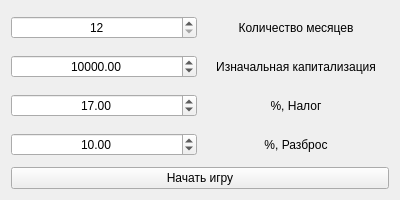
This is src/app/setupform.ui in ipazzxyz/Modelling as Qt 5 draws it before an edit. The edited form follows.
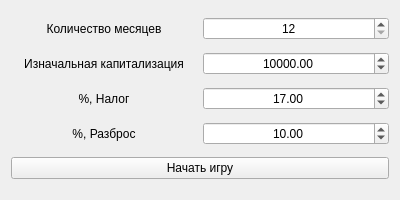
This is the edited form.

```diff
--- a/src/app/setupform.ui
+++ b/src/app/setupform.ui
@@ -21,7 +21,17 @@
   </property>
   <layout class="QVBoxLayout" name="verticalLayout">
    <item>
-    <layout class="QHBoxLayout" name="_1">
+    <layout class="QHBoxLayout" name="_0">
+     <item>
+      <widget class="QLabel" name="__0">
+       <property name="text">
+        <string>Количество месяцев</string>
+       </property>
+       <property name="alignment">
+        <set>Qt::AlignCenter</set>
+       </property>
+      </widget>
+     </item>
      <item>
       <widget class="QSpinBox" name="month">
        <property name="alignment">
@@ -35,20 +45,20 @@
        </property>
       </widget>
      </item>
+    </layout>
+   </item>
+   <item>
+    <layout class="QHBoxLayout" name="_1">
      <item>
       <widget class="QLabel" name="_label1">
        <property name="text">
-        <string>Количество месяцев</string>
+        <string>Изначальная капитализация</string>
        </property>
        <property name="alignment">
         <set>Qt::AlignCenter</set>
        </property>
       </widget>
      </item>
-    </layout>
-   </item>
-   <item>
-    <layout class="QHBoxLayout" name="_2">
      <item>
       <widget class="QDoubleSpinBox" name="capitalization">
        <property name="alignment">
@@ -68,20 +78,20 @@
        </property>
       </widget>
      </item>
+    </layout>
+   </item>
+   <item>
+    <layout class="QHBoxLayout" name="_2">
      <item>
       <widget class="QLabel" name="_label2">
        <property name="text">
-        <string>Изначальная капитализация</string>
+        <string>%, Налог</string>
        </property>
        <property name="alignment">
         <set>Qt::AlignCenter</set>
        </property>
       </widget>
      </item>
-    </layout>
-   </item>
-   <item>
-    <layout class="QHBoxLayout" name="_3">
      <item>
       <widget class="QDoubleSpinBox" name="tax">
        <property name="alignment">
@@ -95,20 +105,20 @@
        </property>
       </widget>
      </item>
+    </layout>
+   </item>
+   <item>
+    <layout class="QHBoxLayout" name="_3">
      <item>
       <widget class="QLabel" name="_label3">
        <property name="text">
-        <string>%, Налог</string>
+        <string>%, Разброс</string>
        </property>
        <property name="alignment">
         <set>Qt::AlignCenter</set>
        </property>
       </widget>
      </item>
-    </layout>
-   </item>
-   <item>
-    <layout class="QHBoxLayout" name="_4">
      <item>
       <widget class="QDoubleSpinBox" name="spread">
        <property name="alignment">
@@ -125,16 +135,6 @@
        </property>
       </widget>
      </item>
-     <item>
-      <widget class="QLabel" name="_label4">
-       <property name="text">
-        <string>%, Разброс</string>
-       </property>
-       <property name="alignment">
-        <set>Qt::AlignCenter</set>
-       </property>
-      </widget>
-     </item>
     </layout>
    </item>
    <item>
```
Left out of the diff: 8 changed lines with no effect on the pictures.
